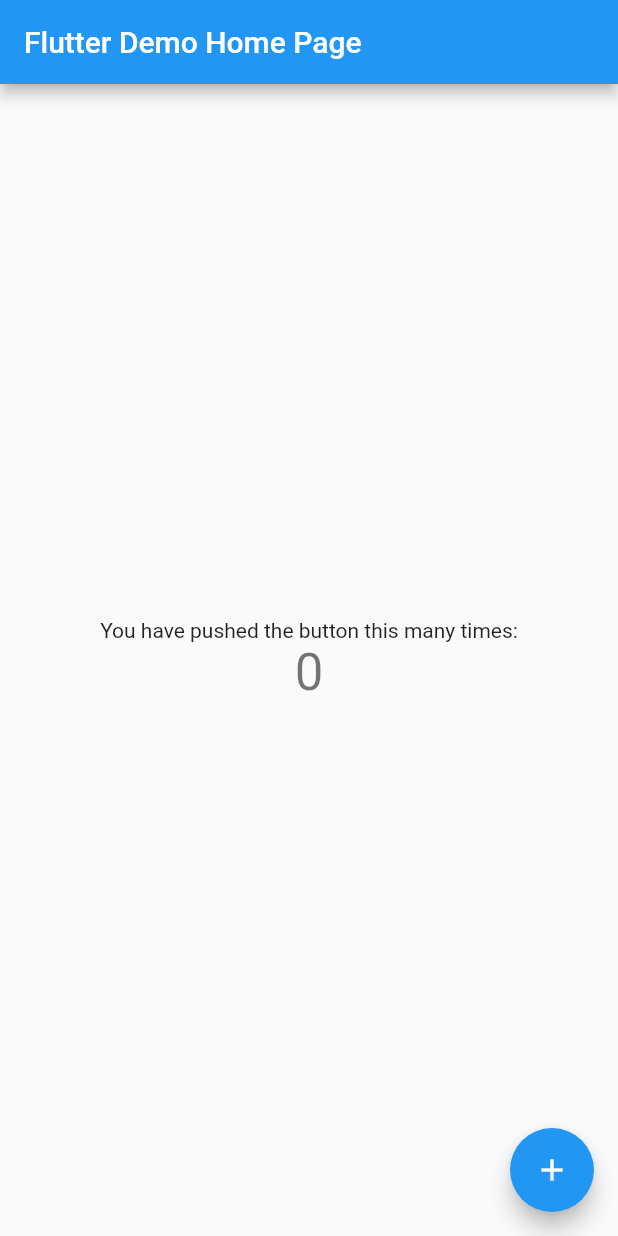
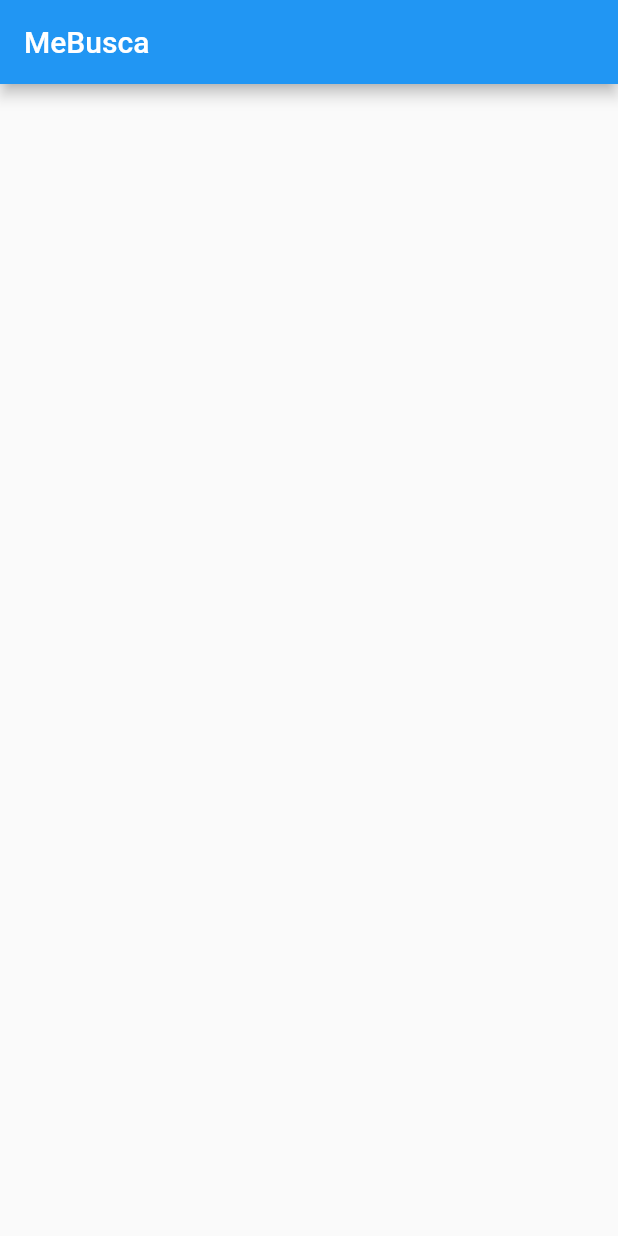
Before and after one commit to MateusRosario/MeBusca_Hackathon2020, a Flutter app: the screen it shows after launch, on a phone screen of 412 x 824 dp. Run offline on Flutter 3.47's test engine with Material 2 defaults, Android fonts, the phone set to English and light mode, and no system bars.

Commit message:
refactor: Basic Files refactored to begin implementations
Main and Home Widgets separated

```diff
--- /dev/null
+++ b/hackathon_code_is_easy19/lib/homepage/consumer.dart
@@ -0,0 +1,29 @@
+import 'package:flutter/material.dart';
+
+class ConsumerHomePage extends StatefulWidget {
+  final String title;
+
+  ConsumerHomePage({Key key, this.title}) : super(key: key);
+
+  @override
+  _ConsumerHomePageState createState() => _ConsumerHomePageState();
+}
+
+class _ConsumerHomePageState extends State<ConsumerHomePage> {
+  @override
+  Widget build(BuildContext context) {
+    return Scaffold(
+      appBar: AppBar(
+        title: Text(widget.title),
+      ),
+      bottomNavigationBar: Container(
+        child: Row(
+          children: <Widget>[],
+        ),
+        decoration: BoxDecoration(
+            borderRadius: BorderRadius.only(
+                topLeft: Radius.circular(10), topRight: Radius.circular(10))),
+      ),
+    );
+  }
+}
--- a/hackathon_code_is_easy19/lib/main.dart
+++ b/hackathon_code_is_easy19/lib/main.dart
@@ -1,113 +1,18 @@
 import 'package:flutter/material.dart';
+import 'package:hackathon_code_is_easy19/homepage/consumer.dart';
 
 void main() {
   runApp(MyApp());
 }
 
 class MyApp extends StatelessWidget {
-  // This widget is the root of your application.
   @override
   Widget build(BuildContext context) {
     return MaterialApp(
       title: 'Flutter Demo',
-      theme: ThemeData(
-        // This is the theme of your application.
-        //
-        // Try running your application with "flutter run". You'll see the
-        // application has a blue toolbar. Then, without quitting the app, try
-        // changing the primarySwatch below to Colors.green and then invoke
-        // "hot reload" (press "r" in the console where you ran "flutter run",
-        // or simply save your changes to "hot reload" in a Flutter IDE).
-        // Notice that the counter didn't reset back to zero; the application
-        // is not restarted.
-        primarySwatch: Colors.blue,
+      home: ConsumerHomePage(
+        title: 'MeBusca',
       ),
-      home: MyHomePage(title: 'Flutter Demo Home Page'),
     );
   }
 }
-
-class MyHomePage extends StatefulWidget {
-  MyHomePage({Key key, this.title}) : super(key: key);
-
-  // This widget is the home page of your application. It is stateful, meaning
-  // that it has a State object (defined below) that contains fields that affect
-  // how it looks.
-
-  // This class is the configuration for the state. It holds the values (in this
-  // case the title) provided by the parent (in this case the App widget) and
-  // used by the build method of the State. Fields in a Widget subclass are
-  // always marked "final".
-
-  final String title;
-
-  @override
-  _MyHomePageState createState() => _MyHomePageState();
-}
-
-class _MyHomePageState extends State<MyHomePage> {
-  int _counter = 0;
-
-  void _incrementCounter() {
-    setState(() {
-      // This call to setState tells the Flutter framework that something has
-      // changed in this State, which causes it to rerun the build method below
-      // so that the display can reflect the updated values. If we changed
-      // _counter without calling setState(), then the build method would not be
-      // called again, and so nothing would appear to happen.
-      _counter++;
-    });
-  }
-
-  @override
-  Widget build(BuildContext context) {
-    // This method is rerun every time setState is called, for instance as done
-    // by the _incrementCounter method above.
-    //
-    // The Flutter framework has been optimized to make rerunning build methods
-    // fast, so that you can just rebuild anything that needs updating rather
-    // than having to individually change instances of widgets.
-    return Scaffold(
-      appBar: AppBar(
-        // Here we take the value from the MyHomePage object that was created by
-        // the App.build method, and use it to set our appbar title.
-        title: Text(widget.title),
-      ),
-      body: Center(
-        // Center is a layout widget. It takes a single child and positions it
-        // in the middle of the parent.
-        child: Column(
-          // Column is also a layout widget. It takes a list of children and
-          // arranges them vertically. By default, it sizes itself to fit its
-          // children horizontally, and tries to be as tall as its parent.
-          //
-          // Invoke "debug painting" (press "p" in the console, choose the
-          // "Toggle Debug Paint" action from the Flutter Inspector in Android
-          // Studio, or the "Toggle Debug Paint" command in Visual Studio Code)
-          // to see the wireframe for each widget.
-          //
-          // Column has various properties to control how it sizes itself and
-          // how it positions its children. Here we use mainAxisAlignment to
-          // center the children vertically; the main axis here is the vertical
-          // axis because Columns are vertical (the cross axis would be
-          // horizontal).
-          mainAxisAlignment: MainAxisAlignment.center,
-          children: <Widget>[
-            Text(
-              'You have pushed the button this many times:',
-            ),
-            Text(
-              '$_counter',
-              style: Theme.of(context).textTheme.headline4,
-            ),
-          ],
-        ),
-      ),
-      floatingActionButton: FloatingActionButton(
-        onPressed: _incrementCounter,
-        tooltip: 'Increment',
-        child: Icon(Icons.add),
-      ), // This trailing comma makes auto-formatting nicer for build methods.
-    );
-  }
-}
```
Also changed, not shown: hackathon_code_is_easy19/pubspec.lock, 1 other file.
